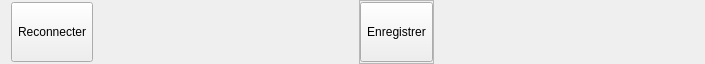
This is client/src/services/VideoRehabService/VideoRehabToolsWidget.ui in introlab/openteraplus as Qt 5 draws it before an edit. The edited form follows.
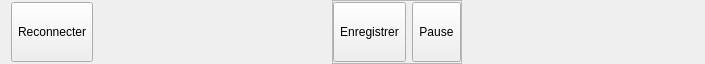
This is the edited form. Icons and pictures are not drawn.

Commit message: Refs #82. Added video recording pause feature.

```diff
--- a/client/src/services/VideoRehabService/VideoRehabToolsWidget.ui
+++ b/client/src/services/VideoRehabService/VideoRehabToolsWidget.ui
@@ -131,6 +131,47 @@
         </property>
        </widget>
       </item>
+      <item>
+       <widget class="QToolButton" name="btnPause">
+        <property name="minimumSize">
+         <size>
+          <width>48</width>
+          <height>48</height>
+         </size>
+        </property>
+        <property name="maximumSize">
+         <size>
+          <width>128</width>
+          <height>60</height>
+         </size>
+        </property>
+        <property name="cursor">
+         <cursorShape>PointingHandCursor</cursorShape>
+        </property>
+        <property name="text">
+         <string>Pause</string>
+        </property>
+        <property name="icon">
+         <iconset resource="../../../resources/TeraClient.qrc">
+          <normaloff>:/icons/pause.png</normaloff>:/icons/pause.png</iconset>
+        </property>
+        <property name="iconSize">
+         <size>
+          <width>40</width>
+          <height>40</height>
+         </size>
+        </property>
+        <property name="checkable">
+         <bool>true</bool>
+        </property>
+        <property name="checked">
+         <bool>false</bool>
+        </property>
+        <property name="toolButtonStyle">
+         <enum>Qt::ToolButtonTextUnderIcon</enum>
+        </property>
+       </widget>
+      </item>
      </layout>
     </widget>
    </item>
```
The commit also changes 11 other files.
